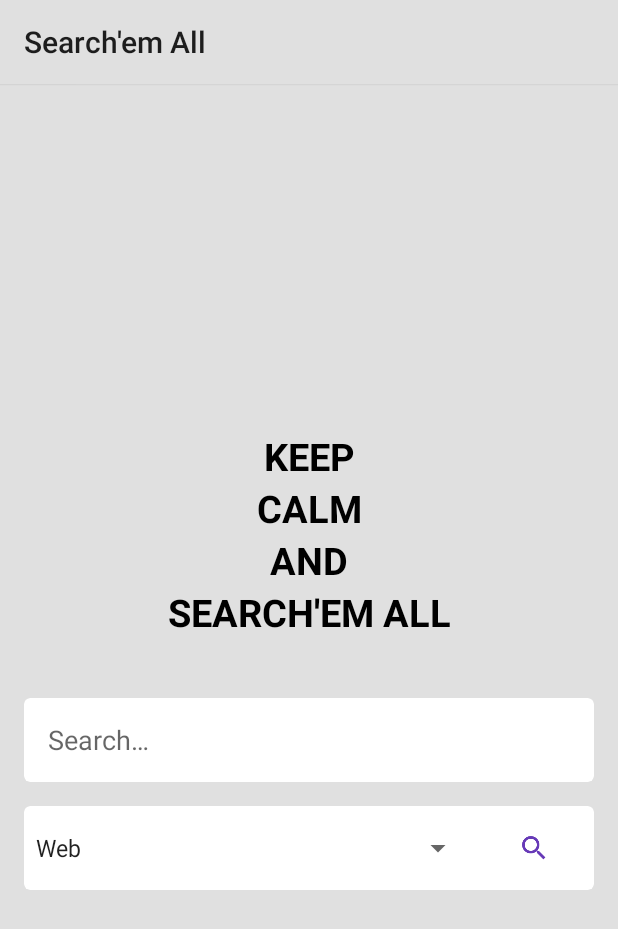
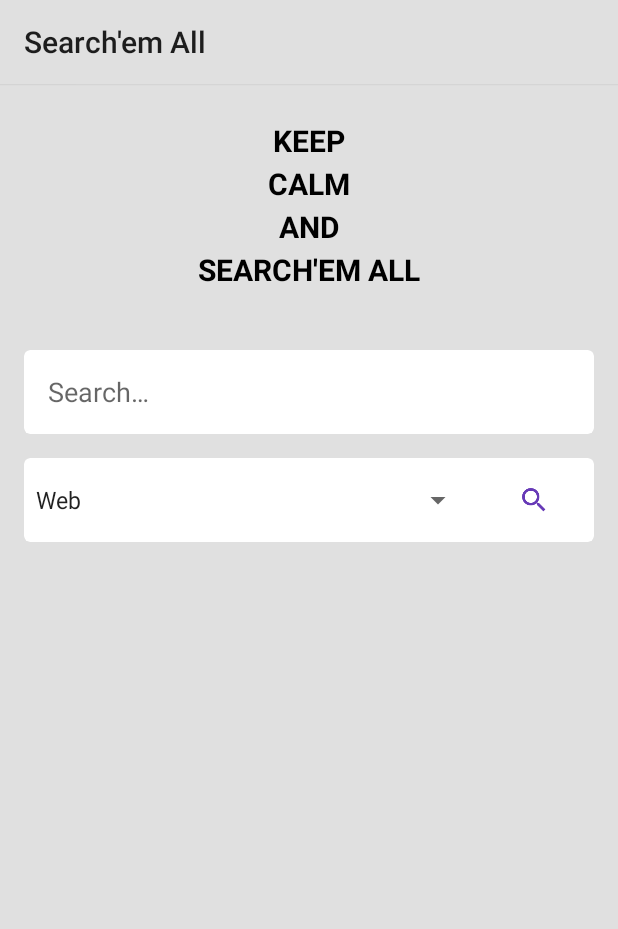
Before and after one commit to CamelCase11/Search-em-All, an Android app: the screen it shows after launch (MainActivity), after a tap on "Search", on a phone screen of 412 x 824 dp. Shown: the top 929 px of the screen. Run offline under Robolectric (Android 15) with nearby library versions, the light colour scheme and no system bars.

Commit message:
Fixed blank page and enter key

```diff
--- a/app/src/main/java/camelcase/searchemall/MainActivity.java
+++ b/app/src/main/java/camelcase/searchemall/MainActivity.java
@@ -49,7 +49,7 @@ public class MainActivity extends AppCompatActivity implements
                     Intent i = new Intent(ACTION_VIEW, Uri.parse(mCurrentUrl));
                     this.startActivity(i);
                 } else
-                    Toast.makeText(this, "Unable to open url " + mCurrentUrl, Toast.LENGTH_SHORT).show();
+                    Toast.makeText(this, "Please open a link first " + mCurrentUrl, Toast.LENGTH_SHORT).show();
                 break;
 
         }
@@ -59,6 +59,10 @@ public class MainActivity extends AppCompatActivity implements
     // method to get search info from main fragment
     @Override
     public void getSearchInfo(String query, String scope) {
+        performSearch(query, scope);
+    }
+
+    private void performSearch(String query, String scope) {
         if (!query.equals("")) {
             ViewPagerFragment viewPagerFragment = new ViewPagerFragment();
             viewPagerFragment.setSearchQueryAndScope(query, scope);
@@ -112,5 +116,4 @@ public class MainActivity extends AppCompatActivity implements
     public void getCurrentUrl(String url) {
         mCurrentUrl = url;
     }
-
 }
--- a/app/src/main/java/camelcase/searchemall/MainFragment.java
+++ b/app/src/main/java/camelcase/searchemall/MainFragment.java
@@ -4,22 +4,38 @@ import android.content.Context;
 import android.os.Bundle;
 import android.support.annotation.Nullable;
 import android.support.v4.app.Fragment;
+import android.view.KeyEvent;
 import android.view.LayoutInflater;
 import android.view.View;
 import android.view.ViewGroup;
+import android.view.inputmethod.EditorInfo;
 import android.widget.AdapterView;
 import android.widget.ArrayAdapter;
 import android.widget.EditText;
 import android.widget.ImageButton;
 import android.widget.Spinner;
+import android.widget.TextView;
 
 public class MainFragment extends Fragment implements AdapterView.OnItemSelectedListener {
 
+    private final String TAG = MainFragment.class.getSimpleName();
     MainFragmentListener mainFragmentListener;
     private EditText mSearchBox;
-    private Spinner mSearchScope;
+    private Spinner mSearchScopeSpinner;
     private ImageButton mSearchButton;
     private String mStringSearchScope;
+    private String mSearchQuery;
+    private TextView.OnEditorActionListener myOnEditListener = new TextView.OnEditorActionListener() {
+        @Override
+        public boolean onEditorAction(TextView v, int actionId, KeyEvent event) {
+            if (actionId == EditorInfo.IME_NULL && event.getAction() == KeyEvent.ACTION_DOWN) {
+                mSearchQuery = mSearchBox.getText().toString();
+                String searchScope = mStringSearchScope;
+                mainFragmentListener.getSearchInfo(mSearchQuery, searchScope);
+                return true;
+            } else return false;
+        }
+    };
 
     public MainFragment() {
     }
@@ -36,21 +52,18 @@ public class MainFragment extends Fragment implements AdapterView.OnItemSelected
 
     @Nullable
     @Override
-    public View onCreateView(LayoutInflater inflater,
-                             @Nullable ViewGroup container,
+    public View onCreateView(LayoutInflater inflater, @Nullable ViewGroup container,
                              @Nullable Bundle savedInstanceState) {
         View view = inflater.inflate(R.layout.main_fragment, container, false);
         initViews(view);
         initSpinner();
         listenButtonEvent();
+        mSearchBox.setOnEditorActionListener(myOnEditListener);
         return view;
     }
 
     @Override
-    public void onItemSelected(AdapterView<?> parent,
-                               View view,
-                               int position,
-                               long id) {
+    public void onItemSelected(AdapterView<?> parent, View view, int position, long id) {
         mStringSearchScope = parent.getItemAtPosition(position).toString();
     }
 
@@ -67,8 +80,8 @@ public class MainFragment extends Fragment implements AdapterView.OnItemSelected
                 android.R.layout.simple_spinner_item);
 
         mSpinnerAdapter.setDropDownViewResource(android.R.layout.simple_list_item_1);
-        mSearchScope.setAdapter(mSpinnerAdapter);
-        mSearchScope.setOnItemSelectedListener(this);
+        mSearchScopeSpinner.setAdapter(mSpinnerAdapter);
+        mSearchScopeSpinner.setOnItemSelectedListener(this);
         return true;
     }
 
@@ -76,9 +89,9 @@ public class MainFragment extends Fragment implements AdapterView.OnItemSelected
         mSearchButton.setOnClickListener(new View.OnClickListener() {
             @Override
             public void onClick(View v) {
-                String searchQuery = mSearchBox.getText().toString();
+                mSearchQuery = mSearchBox.getText().toString();
                 String searchScope = mStringSearchScope;
-                mainFragmentListener.getSearchInfo(searchQuery, searchScope);
+                mainFragmentListener.getSearchInfo(mSearchQuery, searchScope);
             }
         });
         return true;
@@ -86,7 +99,7 @@ public class MainFragment extends Fragment implements AdapterView.OnItemSelected
 
     private void initViews(View view) {
         mSearchBox = getEditText(view, R.id.main_fragment_search_box);
-        mSearchScope = getSpinner(view, R.id.main_fragment_search_scope);
+        mSearchScopeSpinner = getSpinner(view, R.id.main_fragment_search_scope);
         mSearchButton = getImageButton(view, R.id.main_fragment_search_button);
     }
 
@@ -105,5 +118,4 @@ public class MainFragment extends Fragment implements AdapterView.OnItemSelected
     public interface MainFragmentListener {
         void getSearchInfo(String query, String Scope);
     }
-
 }
--- a/app/src/main/res/layout/main_fragment.xml
+++ b/app/src/main/res/layout/main_fragment.xml
@@ -4,20 +4,20 @@
     android:layout_width="match_parent"
     android:layout_height="match_parent"
     android:background="@color/colorPrimary"
-    android:gravity="center_horizontal|center_vertical">
+    android:gravity="center_horizontal">
 
     <TextView
         android:id="@+id/main_fragment_title"
         android:layout_width="match_parent"
         android:layout_height="wrap_content"
         android:layout_centerHorizontal="true"
-        android:layout_marginBottom="24dp"
+        android:layout_margin="24dp"
         android:gravity="center"
         android:lineSpacingExtra="5dp"
         android:text="Keep\nCalm\nAnd\nSearch\'em All"
         android:textAllCaps="true"
         android:textColor="@android:color/black"
-        android:textSize="25sp"
+        android:textSize="20sp"
         android:textStyle="bold" />
 
     <android.support.v7.widget.CardView
@@ -35,6 +35,8 @@
             android:layout_height="match_parent"
             android:background="#0000"
             android:hint="@string/search"
+            android:imeOptions="actionSearch"
+            android:inputType="text"
             android:lines="1"
             android:maxLines="1"
             android:paddingEnd="16dp"
```
Also changed, not shown: app/src/main/AndroidManifest.xml (+2 -7 lines), 1 other file.
